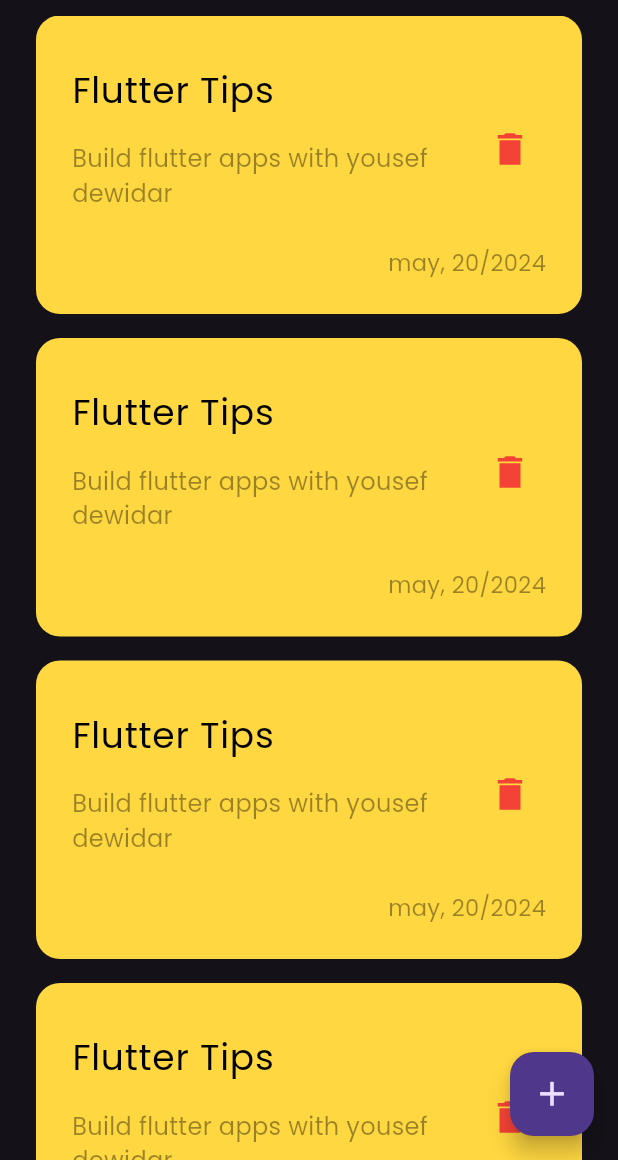
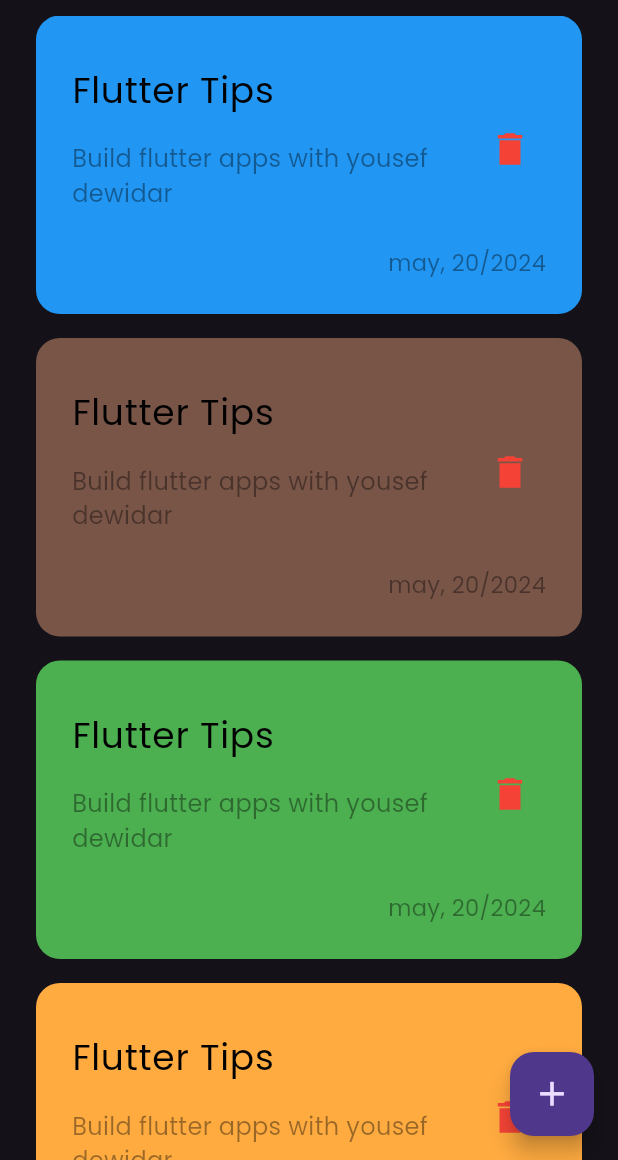
Before and after one commit to YousefDewidar/Notes-App, a Flutter app: the screen it shows after launch, on a phone screen of 412 x 824 dp, the part 76-1236 px from its top. Run offline on Flutter 3.47's test engine with Material 3 defaults, Android fonts, the phone set to English and light mode, and no system bars.

Commit message:
change colors of the note card

```diff
--- a/lib/views/home_view.dart
+++ b/lib/views/home_view.dart
@@ -33,8 +33,8 @@ class HomeView extends StatelessWidget {
           )
         ],
       ),
-      body: const Padding(
-        padding: EdgeInsets.only(left: 24.0, right: 24.0, top: 5),
+      body: Padding(
+        padding: const EdgeInsets.only(left: 24.0, right: 24.0, top: 5),
         child: Column(children: [
           Expanded(child: NoteListView()),
         ]),
--- a/lib/widgets/note_card.dart
+++ b/lib/widgets/note_card.dart
@@ -1,14 +1,15 @@
 import 'package:flutter/material.dart';
 
 class NoteCard extends StatelessWidget {
-  const NoteCard({super.key});
+  final Color color;
+  const NoteCard({super.key, required this.color});
 
   @override
   Widget build(BuildContext context) {
     return Container(
       decoration: BoxDecoration(
         borderRadius: BorderRadius.circular(16),
-        color: Colors.amberAccent,
+        color: color,
       ),
       child: Padding(
         padding:
--- a/lib/widgets/note_list_view.dart
+++ b/lib/widgets/note_list_view.dart
@@ -1,18 +1,20 @@
+// ignore: file_names
 import 'package:flutter/material.dart';
-import 'package:flutter/widgets.dart';
 import 'package:notes_app/widgets/note_card.dart';
 
+// ignore: must_be_immutable
 class NoteListView extends StatelessWidget {
-  const NoteListView({super.key});
+  NoteListView({super.key});
 
+  List<Color> color = [Colors.blue,Colors.brown,Colors.green,Colors.orangeAccent];
   @override
   Widget build(BuildContext context) {
     return ListView.builder(
-      padding:EdgeInsets.zero ,
-      itemCount: 5,
-      itemBuilder: (context, index) => const Padding(
-        padding: EdgeInsets.only(bottom: 16.0),
-        child: NoteCard(),
+      padding: EdgeInsets.zero,
+      itemCount:color.length,
+      itemBuilder: (context, index) => Padding(
+        padding:const EdgeInsets.only(bottom: 16.0),
+        child: NoteCard(color: color[index],),
       ),
     );
   }
```
